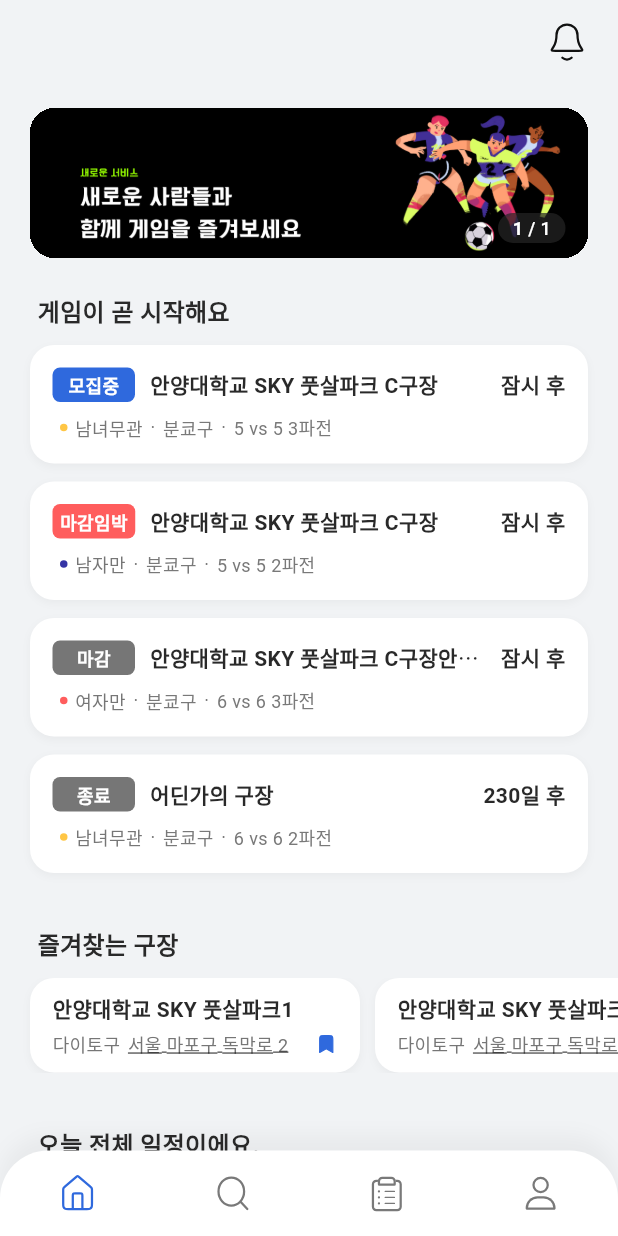
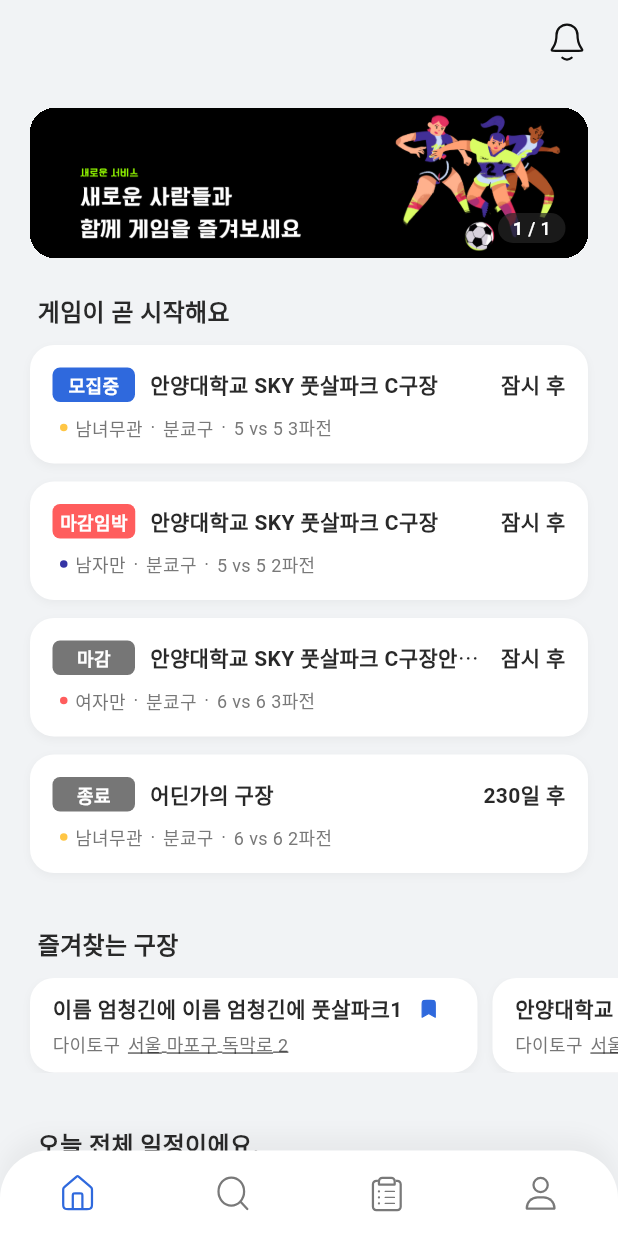
Before and after one commit to KIMSEUNGWO/All_Of_Football_Flutter, a Flutter app: the screen it shows after launch, on a phone screen of 412 x 824 dp. Run offline on Flutter 3.47's test engine with Material 3 defaults, Android fonts, the light colour scheme and no system bars; drawn by our look-alikes of carousel_slider, skeletonizer; our stand-ins replace flutter_riverpod, flutter_svg, shared_preferences; missing offline and left inert: dart:ffi, flutter_line_sdk; Roboto replaces fonts that are missing (Pretendard); project files that could hold a hidden picture were left out.

Commit message:
feat: 즐겨찾기 UI 변경

```diff
--- a/lib/widgets/component/favorite_field_list.dart
+++ b/lib/widgets/component/favorite_field_list.dart
@@ -21,44 +21,21 @@ class FavoriteFieldListWidget extends StatelessWidget {
         },));
       },
       child: CustomContainer(
-        width: 220,
-        padding: const EdgeInsets.symmetric(horizontal: 15, vertical: 10),
+        padding: const EdgeInsets.only(left: 15, right: 25, top: 10, bottom: 10,),
         margin: const EdgeInsets.only(right: 10),
         child: Column(
           crossAxisAlignment: CrossAxisAlignment.start,
-          mainAxisSize: MainAxisSize.min,
           children: [
-            Text(_fieldSimp.title,
-              style: TextStyle(
-                color: Theme.of(context).colorScheme.primary,
-                fontWeight: FontWeight.w600,
-                fontSize: Theme.of(context).textTheme.bodyLarge!.fontSize
-              ),
-            ),
-            const SizedBox(height: 4,),
             Row(
               children: [
-                Text(_fieldSimp.region.ko,
+                Text(_fieldSimp.title,
                   style: TextStyle(
-                    color: Theme.of(context).colorScheme.secondary,
-                    fontWeight: FontWeight.w400,
-                    fontSize: Theme.of(context).textTheme.bodyMedium!.fontSize,
+                    color: Theme.of(context).colorScheme.primary,
+                    fontWeight: FontWeight.w600,
+                    fontSize: Theme.of(context).textTheme.bodyLarge!.fontSize
                   ),
                 ),
-                const SizedBox(width: 5,),
-
-                Expanded(
-                  child: Text(_fieldSimp.address,
-                    style: TextStyle(
-                      color: Theme.of(context).colorScheme.secondary,
-                      fontWeight: FontWeight.w400,
-                      fontSize: Theme.of(context).textTheme.bodyMedium!.fontSize,
-                      decoration: TextDecoration.underline
-                    ),
-                    overflow: TextOverflow.ellipsis,
-                  ),
-                ),
-                const SizedBox(width: 5,),
+                const SizedBox(width: 10,),
                 FavoriteIconButtonWidget(
                   fieldId: _fieldSimp.fieldId,
                   on: _fieldSimp.favorite,
@@ -69,6 +46,29 @@ class FavoriteFieldListWidget extends StatelessWidget {
                   },
                 ),
               ],
+            ),
+            const SizedBox(height: 4,),
+            Row(
+              mainAxisSize: MainAxisSize.min,
+              children: [
+                Text(_fieldSimp.region.ko,
+                  style: TextStyle(
+                    color: Theme.of(context).colorScheme.secondary,
+                    fontWeight: FontWeight.w400,
+                    fontSize: Theme.of(context).textTheme.bodyMedium!.fontSize,
+                  ),
+                ),
+                const SizedBox(width: 5,),
+                Text(_fieldSimp.address,
+                  style: TextStyle(
+                    color: Theme.of(context).colorScheme.secondary,
+                    fontWeight: FontWeight.w400,
+                    fontSize: Theme.of(context).textTheme.bodyMedium!.fontSize,
+                    decoration: TextDecoration.underline
+                  ),
+                  overflow: TextOverflow.ellipsis,
+                ),
+              ],
             )
           ],
         ),
--- a/lib/widgets/pages/mainDisplayLists/favorite_field_display.dart
+++ b/lib/widgets/pages/mainDisplayLists/favorite_field_display.dart
@@ -15,7 +15,7 @@ class FavoriteFieldDisplay extends StatefulWidget {
 class _FavoriteFieldDisplayState extends State<FavoriteFieldDisplay> {
 
   List<FieldSimp> favorites = [
-    FieldSimp(1, '안양대학교 SKY 풋살파크1', '서울 마포구 독막로 2', true, Region.TAITO),
+    FieldSimp(1, '이름 엄청긴에 이름 엄청긴에 풋살파크1', '서울 마포구 독막로 2', true, Region.TAITO),
     FieldSimp(2, '안양대학교 SKY 풋살파크2', '서울 마포구 독막로 2', true, Region.TAITO),
     FieldSimp(3, '안양대학교 SKY 풋살파크3', '서울 마포구 독막로 2', true, Region.TAITO),
     FieldSimp(4, '안양대학교 SKY 풋살파크4', '서울 마포구 독막로 2', true, Region.TAITO),
```
